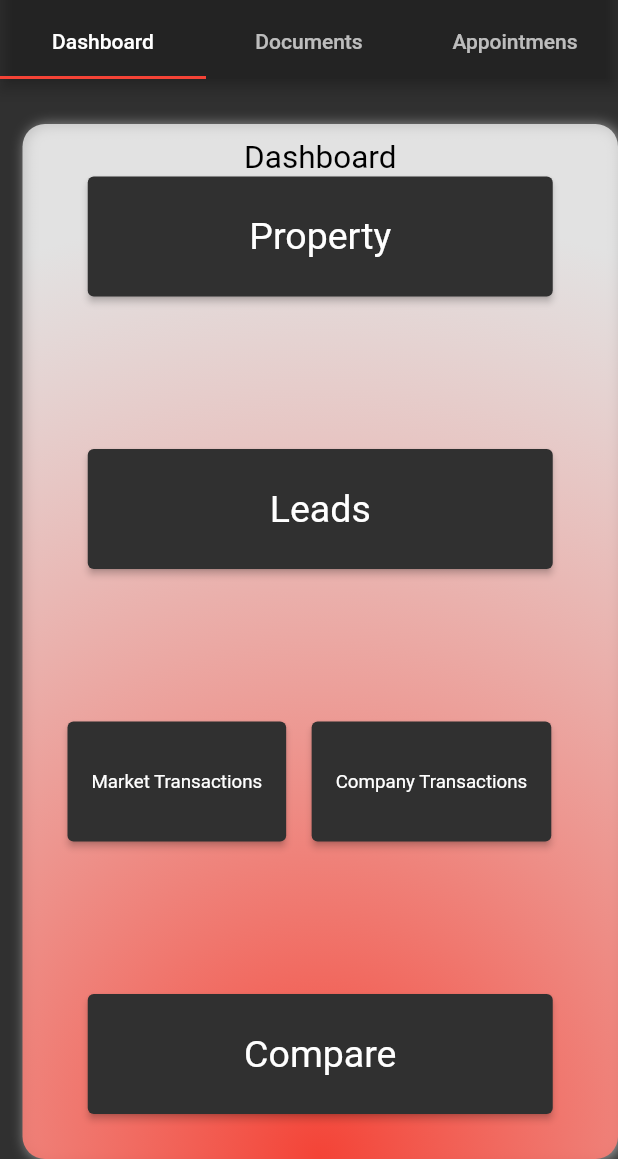
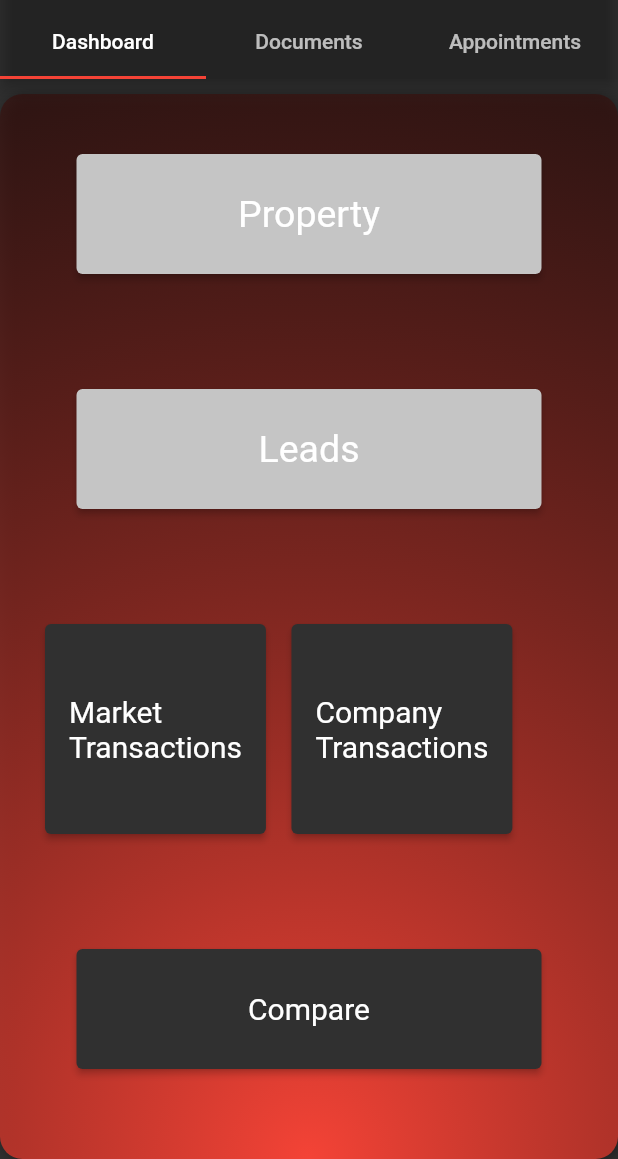
Before and after one commit to Glaivenus/Management-application-byFlutter, a Flutter app: the screen it shows after launch, on a phone screen of 412 x 824 dp, the part 77-1236 px from its top. Run offline on Flutter 3.47's test engine with Material 2 defaults, Android fonts, the phone set to English and light mode, and no system bars.

Commit message:
UPDATED PAGES

```diff
--- a/lib/main.dart
+++ b/lib/main.dart
@@ -1,7 +1,10 @@
 import 'package:flutter/material.dart';
+import 'dashboard_page.dart';
+import 'documents_page.dart';
+import 'appointments_page.dart';
 
 void main() {
-  runApp(MyApp());
+  runApp(const MyApp());
 }
 class MyApp extends StatelessWidget {
   const MyApp({super.key});
@@ -16,7 +19,7 @@ class MyApp extends StatelessWidget {
         primarySwatch: Colors.red,
         primaryColor: const Color(0xFF212121),
         canvasColor: const Color(0xFF303030),
-        ////fontFamily: 'Univers',
+        //fontFamily: 'Univers',
         visualDensity: VisualDensity.adaptivePlatformDensity,
       ),
       home: MyHomePage(),
@@ -25,7 +28,7 @@ class MyApp extends StatelessWidget {
 }
 
 class MyHomePage extends StatefulWidget {
-  MyHomePage({Key? key}) : super(key: key);
+  const MyHomePage({Key? key}) : super(key: key);
   @override
   _MyHomePageState createState() => _MyHomePageState();
 }
@@ -38,6 +41,7 @@ class _MyHomePageState extends State<MyHomePage> {
       child: Scaffold(
         appBar: AppBar(
           backgroundColor: Colors.transparent,
+
           leading:
             Container(
               padding: EdgeInsets.all(5),
@@ -61,7 +65,8 @@ class _MyHomePageState extends State<MyHomePage> {
           tabs:const [//contents
             Tab(text: 'Dashboard',),
             Tab(text: 'Documents',),
-            Tab(text: 'Appointmens',),
+            Tab(text: 'Appointments',),
+
           ],
 
 
@@ -72,18 +77,21 @@ class _MyHomePageState extends State<MyHomePage> {
 
       body:
       Container(
-        margin: const EdgeInsets.only(top: 30, left: 15),
-        padding: const EdgeInsets.only(left:30, right:30,bottom: 30, top: 10),
+
+        margin: const EdgeInsets.only(top: 10),
+        padding: const EdgeInsets.only(left:30, right:30,bottom: 60, top: 40),
         decoration: const BoxDecoration(
+
             gradient: RadialGradient( //Background Gradient
-                colors: [Colors.red, Colors.white70],
+
+                colors: [Colors.red, Colors.black54],
                 center: Alignment.bottomCenter,
-                radius: 1.6
+                radius: 2.3,
             ),
             borderRadius:BorderRadius.all(Radius.circular(15)),
             boxShadow: [ //Shadow
               BoxShadow(
-                  color: Colors.grey,
+                  color: Colors.black38,
                   offset: Offset(2.0, 1.0),
                   blurRadius: 7.0
               )
@@ -92,7 +100,8 @@ class _MyHomePageState extends State<MyHomePage> {
         alignment: Alignment.center,
         child: Column(
           children: <Widget>[
-            const Text('Dashboard', textScaleFactor: 1.5, textAlign: TextAlign.left, style: TextStyle(color:Colors.black,)),
+            // const Text('Dashboard', textScaleFactor: 1.5, textAlign: TextAlign.left, style: TextStyle(color:Colors.red)),
+
 //1-1
            ElevatedButton(
             style: ButtonStyle(
@@ -100,7 +109,7 @@ class _MyHomePageState extends State<MyHomePage> {
             textStyle: MaterialStateProperty.all(const TextStyle(fontSize: 25,
                 //TODO: fontFamily: 'Univers'
             )),
-            backgroundColor: MaterialStateProperty.all(const Color(0xFF303030)),
+            backgroundColor: MaterialStateProperty.all(const Color(0xFFC5C5C5)),
                 minimumSize: MaterialStateProperty.all(const Size(310, 80)),
 
           ),
@@ -114,11 +123,11 @@ class _MyHomePageState extends State<MyHomePage> {
           ElevatedButton(
            style: ButtonStyle(
             textStyle: MaterialStateProperty.all(const TextStyle(fontSize: 25)),
-            backgroundColor: MaterialStateProperty.all(const Color(0xFF303030)),
+            backgroundColor: MaterialStateProperty.all(const Color(0xFFC5C5C5)),
                 minimumSize: MaterialStateProperty.all(const Size(310, 80))
           ),
           onPressed: (){},
-           child: const Text('Leads'),
+           child: const Text('Leads',),
 
         ),
 //1-3
@@ -130,26 +139,26 @@ class _MyHomePageState extends State<MyHomePage> {
 //1-3-1
                 style: ButtonStyle(
                     alignment: Alignment.center,
-                    textStyle: MaterialStateProperty.all(const TextStyle(fontSize: 12.5)),
+                    textStyle: MaterialStateProperty.all(const TextStyle(fontSize: 20)),
                     backgroundColor: MaterialStateProperty.all(const Color(0xFF303030)),
-                    minimumSize: MaterialStateProperty.all(const Size(52, 80))
+                    minimumSize: MaterialStateProperty.all(const Size(52, 140))
                 ),
                 onPressed: (){},
 //1-3-1
-                child: const Text('Market Transactions'),
+                child: const Text('Market\nTransactions',),
               ),
             const SizedBox(width: 17,),
 //1-3-2
               ElevatedButton(
                 style: ButtonStyle(
                     alignment: Alignment.center,
-                    textStyle: MaterialStateProperty.all(const TextStyle(fontSize: 12.5)),
+                    textStyle: MaterialStateProperty.all(const TextStyle(fontSize: 20)),
                     backgroundColor: MaterialStateProperty.all(const Color(0xFF303030)),
-                    minimumSize: MaterialStateProperty.all(const Size(52, 80))
+                    minimumSize: MaterialStateProperty.all(const Size(52, 140))
 
                 ),
                 onPressed: (){},
-                child: const Text('Company Transactions'),
+                child: const Text('Company\nTransactions'),
               ),
       ],
               ),
@@ -157,7 +166,7 @@ class _MyHomePageState extends State<MyHomePage> {
 //1-4
             ElevatedButton(
               style: ButtonStyle(
-                  textStyle: MaterialStateProperty.all(const TextStyle(fontSize: 25)),
+                  textStyle: MaterialStateProperty.all(const TextStyle(fontSize: 20)),
                   backgroundColor: MaterialStateProperty.all(const Color(0xFF303030)),
                   minimumSize: MaterialStateProperty.all(const Size(310, 80))
               ),
```
Also changed, not shown: lib/dashboard_page.dart (added, +114 -0 lines), images/trbg.png (added), lib/appointments_page.dart (added), lib/documents_page.dart (added).
